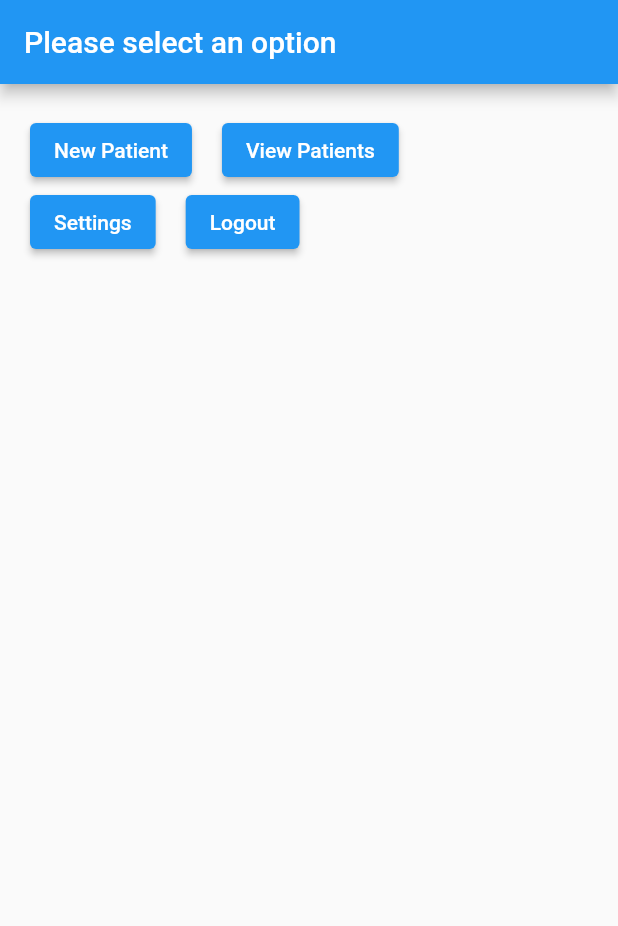
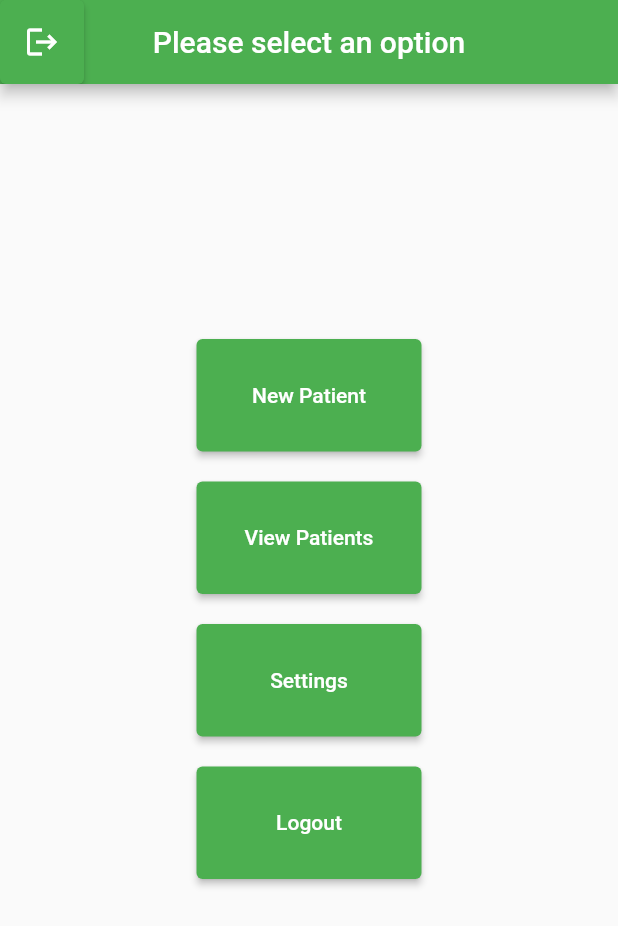
Before and after one commit to pranav3229/gait_analysis, a Flutter app: the homescreen screen opened directly, on a phone screen of 412 x 824 dp. Shown: the top 926 px of the screen. Run offline on Flutter 3.47's test engine with Material 2 defaults, Android fonts, the phone set to English and light mode, and no system bars; our stand-ins replace cloud_firestore, firebase_auth, firebase_core, firebase_storage, flutter_easyloading, font_awesome_flutter and 1 more; missing offline and left inert: firebase_app_check; accounts and stored records are empty; network calls fail.

```diff
--- a/GAIT_Analysis/lib/homescreen.dart
+++ b/GAIT_Analysis/lib/homescreen.dart
@@ -12,12 +12,27 @@ class homescreen extends StatefulWidget {
 }
 
 class _homescreenState extends State<homescreen> {
+  signOut() async {
+    FirebaseAuth auth = FirebaseAuth.instance;
+    auth.signOut();
+    Navigator.of(context).pushReplacement(
+        MaterialPageRoute(builder: (context) => MyHomePage(title: 'yeet')));
+  }
   @override
   Widget build(BuildContext context) {
     return Scaffold(
       appBar: AppBar(
-        title:Text('Please select an option'),
+        leading: ElevatedButton(
+            onPressed: (){
+              signOut();
+            },
+            style: ButtonStyle(backgroundColor: MaterialStateProperty.all<Color>(Colors.green)),
+        child: Icon(Icons.logout),
+        ),
 
+        centerTitle: true,
+        backgroundColor: Colors.green,
+        title: Text('Please select an option'),
       ),
       body: Center(
         child:
@@ -25,9 +40,15 @@ class _homescreenState extends State<homescreen> {
             padding: const EdgeInsets.all(20),
             child: Column(
               children: [
-                Row(
-                  children: [
-                    ElevatedButton(onPressed: ()async{
+                SizedBox(
+                  height:150,
+                ),
+                SizedBox(
+                  height:75,
+                  width:150,
+                  child: ElevatedButton(
+                    style: ButtonStyle(backgroundColor: MaterialStateProperty.all<Color>(Colors.green)),
+                    onPressed: ()async{
                     Navigator.of(context).pushReplacement(
                         MaterialPageRoute(
                             builder: (context) => NewPatientForm()));
@@ -35,8 +56,15 @@ class _homescreenState extends State<homescreen> {
                   },
                       child: Text('New Patient'),
                   ),
-                    SizedBox(width:20),
-                    ElevatedButton(onPressed: ()async{
+                ),
+                SizedBox(height:20),
+                SizedBox(
+                  height:75,
+                  width:150,
+                  child: ElevatedButton(
+                      style: ButtonStyle(backgroundColor: MaterialStateProperty.all<Color>(Colors.green)),
+                    onPressed: ()async{
+
                     Navigator.of(context).pushReplacement(
                         MaterialPageRoute(
                             builder: (context) => const patientview()));
@@ -44,19 +72,27 @@ class _homescreenState extends State<homescreen> {
                   },
                     child: Text('View Patients'),
                   ),
-
-                  ],
                 ),
-                Row(
-                  children: [
-                    ElevatedButton(onPressed: ()async{
+                SizedBox(height:20),
+                SizedBox(
+                  height:75,
+                  width:150,
+                  child: ElevatedButton(
+                    style: ButtonStyle(backgroundColor: MaterialStateProperty.all<Color>(Colors.green)),
+                    onPressed: ()async{
 
 
                   },
                     child: Text('Settings'),
                   ),
-                    SizedBox(width:20),
-                    ElevatedButton(onPressed: ()async{
+                ),
+                SizedBox(height:20),
+                SizedBox(
+                  height:75,
+                  width:150,
+                  child: ElevatedButton(
+                    style: ButtonStyle(backgroundColor: MaterialStateProperty.all<Color>(Colors.green)),
+                    onPressed: ()async{
                     await FirebaseAuth.instance.signOut();
                     FirebaseAuth.instance
                         .authStateChanges()
@@ -79,9 +115,6 @@ class _homescreenState extends State<homescreen> {
                   },
                     child: Text('Logout'),
                   ),
-
-                  ],
-
                 )
 
               ],
--- a/GAIT_Analysis/pubspec.yaml
+++ b/GAIT_Analysis/pubspec.yaml
@@ -47,6 +47,7 @@ dependencies:
   firebase_app_check: ^0.1.1+9
   permission_handler: ^10.2.0
   material: ^1.0.0+2
+  flutter_easyloading: ^3.0.5
 
 dev_dependencies:
   flutter_test:
```
Also changed, not shown: GAIT_Analysis/lib/main.dart (+22 -2 lines), GAIT_Analysis/pubspec.lock. Lines whose indentation alone changed are shown as unchanged.
